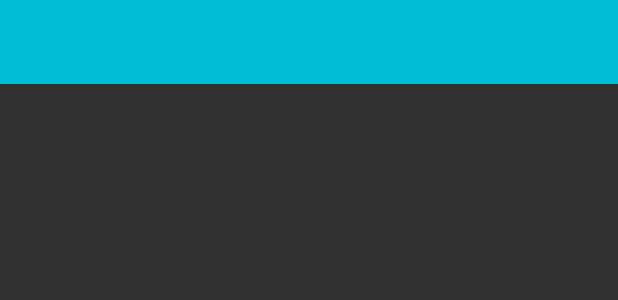
After one commit to suhansaha/RSSReader, an Android app: the layout toolbar.xml on its own in the app's theme, with its tools: preview values and no code run, on a phone screen of 412 x 824 dp. The commit adds this screen. Shown: the top 300 px of the screen. Run offline under Robolectric (Android 15) with nearby library versions, the phone set to English and light mode, and no system bars; network calls fail.

```diff
--- a/app/build.gradle
+++ b/app/build.gradle
@@ -27,4 +27,5 @@ dependencies {
     compile 'com.mcxiaoke.volley:library:1.0.+'
     compile 'com.android.support:appcompat-v7:21.0.+'
     compile 'com.android.support:recyclerview-v7:21.0.+'
+    compile "com.github.andkulikov:transitions-everywhere:1.2.2"
 }
--- /dev/null
+++ b/app/src/main/res/layout/toolbar.xml
@@ -0,0 +1,8 @@
+<?xml version="1.0" encoding="utf-8"?>
+<android.support.v7.widget.Toolbar xmlns:android="http://schemas.android.com/apk/res/android"
+    android:id="@+id/appBar"
+    android:layout_width="match_parent"
+    android:layout_height="56dp"
+    android:background="@color/primaryColor">
+
+</android.support.v7.widget.Toolbar>
--- a/app/src/main/res/values-v21/styles.xml
+++ b/app/src/main/res/values-v21/styles.xml
@@ -1,5 +1,5 @@
 <?xml version="1.0" encoding="utf-8"?>
 <resources>
-    <style name="AppTheme" parent="android:Theme.Material.Light">
-    </style>
+
+    <style name="AppTheme" parent="AppTheme.Base"></style>
 </resources>
--- /dev/null
+++ b/app/src/main/res/values/color.xml
@@ -0,0 +1,6 @@
+<?xml version="1.0" encoding="utf-8"?>
+<resources>
+    <color name="primaryColor">#00BCD4</color>
+    <color name="primaryColorDark">#0097A7</color>
+    <color name="accentColor">#F50057</color>
+</resources>
--- a/app/src/main/res/values/strings.xml
+++ b/app/src/main/res/values/strings.xml
@@ -2,5 +2,5 @@
     <string name="app_name">RSSReader</string>
 
     <string name="hello_world">Hello world!</string>
-    <string name="action_settings">Settings</string>
+    <string name="action_refresh">Refresh</string>
 </resources>
--- a/app/src/main/res/values/styles.xml
+++ b/app/src/main/res/values/styles.xml
@@ -1,8 +1,14 @@
 <resources>
 
     <!-- Base application theme. -->
-    <style name="AppTheme" parent="android:Theme.Holo.Light.DarkActionBar">
+    <style name="AppTheme" parent="AppTheme.Base">
         <!-- Customize your theme here. -->
     </style>
 
+    <style name="AppTheme.Base" parent="Theme.AppCompat.NoActionBar">
+        <item name="android:colorPrimary">@color/primaryColor</item>
+        <item name="android:colorPrimaryDark">@color/primaryColorDark</item>
+        <item name="android:colorAccent">@color/accentColor</item>
+    </style>
+
 </resources>
```
Also changed, not shown: app/src/main/java/in/suhan/rssreader/FeedAdapter.java (+11 -3 lines), app/src/main/java/in/suhan/rssreader/MainActivity.java (+13 -9 lines), app/src/main/res/layout/activity_main.xml (+11 -26 lines), app/src/main/res/layout/feed_item_layout.xml (+12 -12 lines), app/src/main/res/menu/menu_main.xml (+9 -3 lines), 1 other file.
